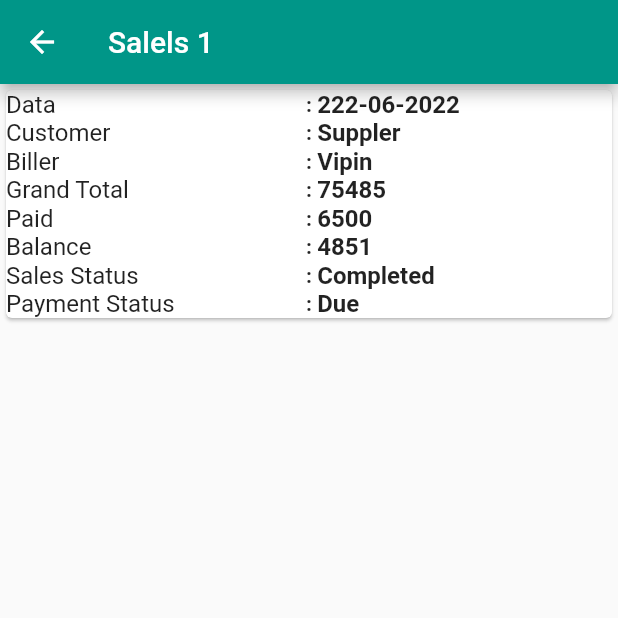
After one commit to vineeth2768/Trade_EZ, a Flutter app: the ScreenCreditedSale screen opened by its route, after a tap on an icon or button, on a phone screen of 412 x 824 dp, the top half of it. The commit adds this screen. Run offline on Flutter 3.47's test engine with Material 2 defaults, Android fonts, the phone set to English and light mode, and no system bars; our stand-ins replace flutter_typeahead, responsive_sizer, shared_preferences; accounts and stored records are empty.

Commit message:
routeGenarated Added!

```diff
--- a/lib/main.dart
+++ b/lib/main.dart
@@ -1,18 +1,8 @@
 import 'package:flutter/material.dart';
 import 'package:flutter/services.dart';
 import 'package:responsive_sizer/responsive_sizer.dart';
+import 'package:trade_easy/routes/route_generator.dart';
 import 'package:trade_easy/routes/routes.dart';
-import 'package:trade_easy/screens/screen_add_customer/screen_add_customer.dart';
-import 'package:trade_easy/screens/screen_credited_sale/screen_credited_sale.dart';
-import 'package:trade_easy/screens/screen_home/screen_home.dart';
-
-import 'package:trade_easy/screens/screen_login/screen_login.dart';
-import 'package:trade_easy/screens/screen_pos/screen_pos.dart';
-import 'package:trade_easy/screens/screen_register/screen_register.dart';
-
-import 'package:trade_easy/screens/screen_splash/screen_splash.dart';
-import 'package:trade_easy/screens/screen_view_reciept/screen_view_reciept.dart';
-import 'package:trade_easy/screens/screen_view_stock/screen_view_stock.dart';
 
 Future<void> main() async {
   WidgetsFlutterBinding.ensureInitialized();
@@ -35,18 +25,8 @@ class MyApp extends StatelessWidget {
         theme: ThemeData(
           primarySwatch: Colors.teal,
         ),
-        initialRoute: route,
-        routes: {
-          route: (context) => ScreenSplash(),
-          routeLogin: (context) => const ScreenLogin(),
-          routeHome: (context) => const ScreenHome(),
-          routePos: (context) => const ScreenPos(),
-          routeViewStock: (context) => const ScreenViewStock(),
-          routeCreditedSale: (context) => const ScreenCreditedSale(),
-          routeViewReciept: (context) => const ScreenViewReciept(),
-          routeRegister: (context) => const ScreenRegister(),
-          routeAddCustomer: (context) => ScreenAddCustomer(),
-        },
+        initialRoute: routeRoot,
+        onGenerateRoute: RouteGenerator.generateRoutes,
       );
     });
   }
--- /dev/null
+++ b/lib/routes/route_generator.dart
@@ -0,0 +1,67 @@
+import 'dart:developer';
+
+import 'package:flutter/material.dart';
+import 'package:trade_easy/routes/routes.dart';
+import 'package:trade_easy/screens/screen_add_customer/screen_add_customer.dart';
+import 'package:trade_easy/screens/screen_credited_sale/screen_credited_sale.dart';
+import 'package:trade_easy/screens/screen_credited_sale/screen_sales/screen_sales.dart';
+import 'package:trade_easy/screens/screen_home/screen_home.dart';
+import 'package:trade_easy/screens/screen_login/screen_login.dart';
+import 'package:trade_easy/screens/screen_pos/screen_pos.dart';
+import 'package:trade_easy/screens/screen_register/screen_register.dart';
+import 'package:trade_easy/screens/screen_splash/screen_splash.dart';
+import 'package:trade_easy/screens/screen_view_reciept/screen_view_reciept.dart';
+import 'package:trade_easy/screens/screen_view_stock/screen_view_stock.dart';
+
+class RouteGenerator {
+  static Route<dynamic> generateRoutes(RouteSettings settings) {
+    // arguments of routes
+    final args = settings.arguments;
+    log('routeName == ${settings.name}');
+    log('arguments == $args');
+
+    switch (settings.name) {
+      case routeRoot:
+        return MaterialPageRoute(builder: (_) => ScreenSplash());
+      case routeLogin:
+        return MaterialPageRoute(builder: (_) => const ScreenLogin());
+      case routeHome:
+        return MaterialPageRoute(builder: (_) => const ScreenHome());
+      case routePos:
+        return MaterialPageRoute(builder: (_) => const ScreenPos());
+      case routeViewStock:
+        return MaterialPageRoute(builder: (_) => const ScreenViewStock());
+      case routeCreditedSale:
+        return MaterialPageRoute(builder: (_) => const ScreenCreditedSale());
+      case routeViewReciept:
+        return MaterialPageRoute(builder: (_) => const ScreenViewReciept());
+      case routeRegister:
+        return MaterialPageRoute(builder: (_) => const ScreenRegister());
+      case routeAddCustomer:
+        return MaterialPageRoute(builder: (_) => const ScreenAddCustomer());
+      case routeSales:
+        if (args is Map) {
+          return MaterialPageRoute(builder: (_) {
+            return ScreenSales(index: args['index'], name: args['name']);
+          });
+        }
+        return _errorRoute();
+      default:
+        return _errorRoute();
+    }
+  }
+
+  // Error Route Page
+  static Route<dynamic> _errorRoute() {
+    return MaterialPageRoute(
+      builder: (_) => Scaffold(
+        appBar: AppBar(
+          title: const Text('Error'),
+        ),
+        body: const Center(
+          child: Text('Error'),
+        ),
+      ),
+    );
+  }
+}
--- a/lib/routes/routes.dart
+++ b/lib/routes/routes.dart
@@ -1,9 +1,10 @@
-const String route = "/";
-const String routeLogin = "/routeLogin";
-const String routeHome = "/routeHome";
-const String routePos = "/routePos";
-const String routeViewStock = "/routeSales";
-const String routeCreditedSale = "/routeCreditedSale";
-const String routeViewReciept = "/routeReciept";
-const String routeRegister = "/routeRegister";
-const String routeAddCustomer = "/routeAddCustomer";
+const String routeRoot = "/";
+const String routeLogin = "/login";
+const String routeHome = "/home";
+const String routePos = "/pos";
+const String routeViewStock = "/view_stock";
+const String routeCreditedSale = "/credited_sale";
+const String routeViewReciept = "/reciept";
+const String routeRegister = "/register";
+const String routeAddCustomer = "/add_customer";
+const String routeSales = "/sales";
--- a/lib/screens/screen_add_customer/screen_add_customer.dart
+++ b/lib/screens/screen_add_customer/screen_add_customer.dart
@@ -4,15 +4,15 @@ import 'package:trade_easy/const/size/size.dart';
 import 'package:trade_easy/screens/screen_add_customer/widgets/add_customer_textfield_widget.dart';
 
 class ScreenAddCustomer extends StatelessWidget {
-  ScreenAddCustomer({super.key});
+  const ScreenAddCustomer({super.key});
 
-  final customers = [
+  static final _customers = [
     "Genaral",
     "Reseller",
     "Distributor",
     "New Customer(+10)",
   ];
-  final priceGroup = [
+  static final _priceGroup = [
     "Default",
   ];
 
@@ -31,13 +31,13 @@ class ScreenAddCustomer extends StatelessWidget {
               decoration: const InputDecoration(
                   labelText: "Customer Group",
                   enabledBorder: OutlineInputBorder()),
-              items: customers.map<DropdownMenuItem<String>>((String value) {
+              items: _customers.map<DropdownMenuItem<String>>((String value) {
                 return DropdownMenuItem<String>(
                   value: value,
                   child: Text(value),
                 );
               }).toList(),
-              value: customers.first,
+              value: _customers.first,
               onChanged: (String? newValue) {},
             ),
             kHeight10,
@@ -45,13 +45,13 @@ class ScreenAddCustomer extends StatelessWidget {
               decoration: const InputDecoration(
                   labelText: "Price Group",
                   enabledBorder: OutlineInputBorder()),
-              items: priceGroup.map<DropdownMenuItem<String>>((String value) {
+              items: _priceGroup.map<DropdownMenuItem<String>>((String value) {
                 return DropdownMenuItem<String>(
                   value: value,
                   child: Text(value),
                 );
               }).toList(),
-              value: priceGroup.first,
+              value: _priceGroup.first,
               onChanged: (String? newValue) {},
             ),
             kHeight10,
--- /dev/null
+++ b/lib/screens/screen_credited_sale/screen_sales/screen_sales.dart
@@ -0,0 +1,36 @@
+import 'package:flutter/material.dart';
+import 'package:trade_easy/widgets/row_custom_text.dart';
+
+class ScreenSales extends StatelessWidget {
+  const ScreenSales({super.key, required this.index, required this.name});
+
+  final int index;
+  final String name;
+
+  @override
+  Widget build(BuildContext context) {
+    return Scaffold(
+      appBar: AppBar(
+        title: Text("Salels ${index + 1}"),
+      ),
+      body: Column(
+        children: [
+          Card(
+            child: Column(
+              children: const [
+                RowCustomTextWidget(title: "Data", values: "222-06-2022"),
+                RowCustomTextWidget(title: "Customer", values: "Suppler"),
+                RowCustomTextWidget(title: "Biller", values: "Vipin"),
+                RowCustomTextWidget(title: "Grand Total", values: "75485"),
+                RowCustomTextWidget(title: "Paid", values: "6500"),
+                RowCustomTextWidget(title: "Balance", values: "4851"),
+                RowCustomTextWidget(title: "Sales Status", values: "Completed"),
+                RowCustomTextWidget(title: "Payment Status", values: "Due"),
+              ],
+            ),
+          )
+        ],
+      ),
+    );
+  }
+}
--- a/lib/screens/screen_credited_sale/widgets/credit_sale_card_widget.dart
+++ b/lib/screens/screen_credited_sale/widgets/credit_sale_card_widget.dart
@@ -1,6 +1,7 @@
 import 'package:flutter/material.dart';
 import 'package:trade_easy/const/colors/colors.dart';
 import 'package:trade_easy/const/size/size.dart';
+import 'package:trade_easy/routes/routes.dart';
 
 class CreditSaleCardWidget extends StatelessWidget {
   const CreditSaleCardWidget({
@@ -12,7 +13,8 @@ class CreditSaleCardWidget extends StatelessWidget {
     return ListView.builder(
         itemCount: 100,
         itemBuilder: (BuildContext ctx, index) {
-          return Card(
+          return InkWell(
+            child: Card(
               elevation: 2,
               child: Padding(
                 padding: const EdgeInsets.all(15.0),
@@ -104,6 +106,17 @@ class CreditSaleCardWidget extends StatelessWidget {
                   ],
                 ),
               ),
+            ),
+            onTap: () {
+              Navigator.pushNamed(
+                context,
+                routeSales,
+                arguments: {
+                  'index': index,
+                  'name': 'Vineeth',
+                },
+              );
+            },
           );
         });
   }
--- a/lib/screens/screen_pos/widgets/sale_side_widget.dart
+++ b/lib/screens/screen_pos/widgets/sale_side_widget.dart
@@ -8,7 +8,6 @@ import 'package:flutter_typeahead/flutter_typeahead.dart';
 import 'package:trade_easy/const/colors/colors.dart';
 import 'package:trade_easy/const/size/size.dart';
 import 'package:trade_easy/routes/routes.dart';
-import 'package:trade_easy/screens/screen_add_customer/screen_add_customer.dart';
 import 'package:trade_easy/screens/screen_pos/widgets/customer_data_text_widget.dart';
 
 import 'package:trade_easy/screens/screen_pos/widgets/payment_buttons_widget.dart';
--- a/lib/screens/screen_splash/screen_splash.dart
+++ b/lib/screens/screen_splash/screen_splash.dart
@@ -10,7 +10,9 @@ import 'package:trade_easy/routes/routes.dart';
 import 'package:trade_easy/utils/device.dart';
 
 class ScreenSplash extends StatelessWidget {
-  ScreenSplash({Key? key}) : super(key: key);
+  ScreenSplash({Key? key, this.hi}) : super(key: key);
+
+  final hi;
 
   String? orientationMode;
   late SharedPreferences prefs;
--- /dev/null
+++ b/lib/widgets/row_custom_text.dart
@@ -0,0 +1,34 @@
+import 'package:flutter/material.dart';
+
+class RowCustomTextWidget extends StatelessWidget {
+  const RowCustomTextWidget({
+    Key? key,
+    required this.title,
+    required this.values,
+  }) : super(key: key);
+
+  final String title;
+  final String values;
+
+  @override
+  Widget build(BuildContext context) {
+    return Row(
+      children: [
+        Expanded(
+            child: Text(
+          title,
+          style: const TextStyle(fontSize: 16),
+        )),
+        const Text(
+          " : ",
+          style: TextStyle(fontWeight: FontWeight.bold),
+        ),
+        Expanded(
+            child: Text(
+          values,
+          style: const TextStyle(fontWeight: FontWeight.bold, fontSize: 16),
+        )),
+      ],
+    );
+  }
+}
```
Lines whose indentation alone changed are shown as unchanged.
